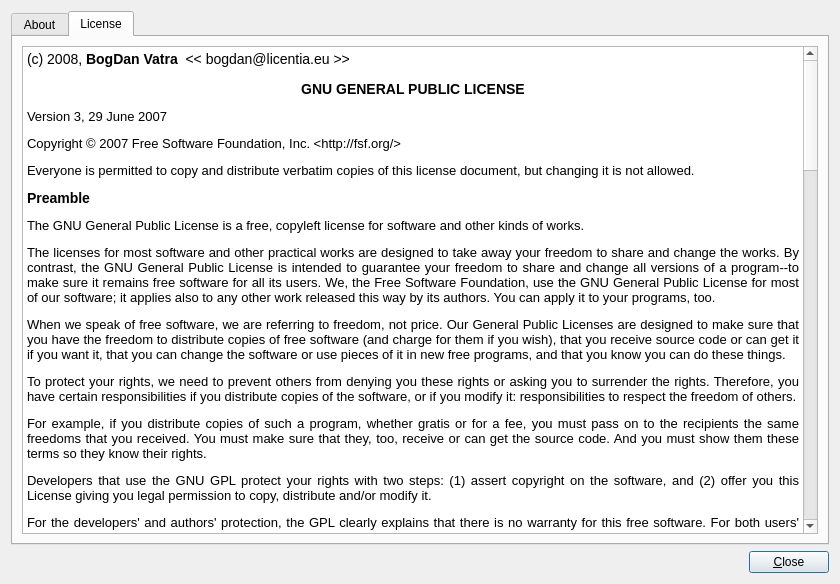
The window that apps/designer/aboutdialog.ui (shujaatak/exaro) describes before a commit, drawn with Qt 5.
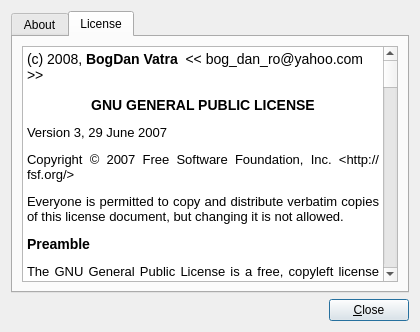
The same window after the commit. The open tabs and pages were chosen to show the change. Icons and pictures are not drawn.

Commit message: make about dialog smaller

What changed in the file:
```diff
--- a/apps/designer/aboutdialog.ui
+++ b/apps/designer/aboutdialog.ui
@@ -5,8 +5,8 @@
    <rect>
     <x>0</x>
     <y>0</y>
-    <width>840</width>
-    <height>584</height>
+    <width>420</width>
+    <height>332</height>
    </rect>
   </property>
   <property name="windowTitle" >
@@ -47,14 +47,6 @@
       </layout>
      </widget>
      <widget class="QWidget" name="tab_2" >
-      <property name="geometry" >
-       <rect>
-        <x>0</x>
-        <y>0</y>
-        <width>818</width>
-        <height>498</height>
-       </rect>
-      </property>
       <attribute name="title" >
        <string>License</string>
       </attribute>
@@ -65,8 +57,8 @@
           <string>&lt;!DOCTYPE HTML PUBLIC "-//W3C//DTD HTML 4.0//EN" "http://www.w3.org/TR/REC-html40/strict.dtd">
 &lt;html>&lt;head>&lt;meta name="qrichtext" content="1" />&lt;style type="text/css">
 p, li { white-space: pre-wrap; }
-&lt;/style>&lt;/head>&lt;body style=" font-family:'DejaVu Sans'; font-size:8pt; font-weight:400; font-style:normal;">
-&lt;p style=" margin-top:14px; margin-bottom:12px; margin-left:0px; margin-right:0px; -qt-block-indent:0; text-indent:0px; font-family:'Sans Serif'; font-size:10pt; font-weight:600;">&lt;span style=" font-size:large; font-weight:400;">(c) 2008,&lt;/span>&lt;span style=" font-size:large;"> BogDan Vatra&lt;/span>&lt;span style=" font-size:large; font-weight:400;">  &amp;lt;&amp;lt; bogdan@licentia.eu &amp;gt;&amp;gt;&lt;/span>&lt;/p>
+&lt;/style>&lt;/head>&lt;body style=" font-family:'DejaVu Sans'; font-size:9pt; font-weight:400; font-style:normal;">
+&lt;p style=" margin-top:14px; margin-bottom:12px; margin-left:0px; margin-right:0px; -qt-block-indent:0; text-indent:0px; font-family:'Sans Serif'; font-size:10pt; font-weight:600;">&lt;span style=" font-size:large; font-weight:400;">(c) 2008,&lt;/span>&lt;span style=" font-size:large;"> BogDan Vatra&lt;/span>&lt;span style=" font-size:large; font-weight:400;">  &amp;lt;&amp;lt; bog_dan_ro@yahoo.com &amp;gt;&amp;gt;&lt;/span>&lt;/p>
 &lt;p align="center" style=" margin-top:14px; margin-bottom:12px; margin-left:0px; margin-right:0px; -qt-block-indent:0; text-indent:0px; font-family:'Sans Serif'; font-size:10pt; font-weight:600;">&lt;span style=" font-size:large;">GNU GENERAL PUBLIC LICENSE&lt;/span>&lt;/p>
 &lt;p align="justify" style=" margin-top:12px; margin-bottom:12px; margin-left:0px; margin-right:0px; -qt-block-indent:0; text-indent:0px; font-family:'Sans Serif'; font-size:10pt;">Version 3, 29 June 2007 &lt;/p>
 &lt;p align="justify" style=" margin-top:12px; margin-bottom:12px; margin-left:0px; margin-right:0px; -qt-block-indent:0; text-indent:0px; font-family:'Sans Serif'; font-size:10pt;">Copyright © 2007 Free Software Foundation, Inc. &amp;lt;http://fsf.org/&amp;gt;&lt;/p>
```
Left out of the diff: 10 changed lines with no effect on the pictures.
